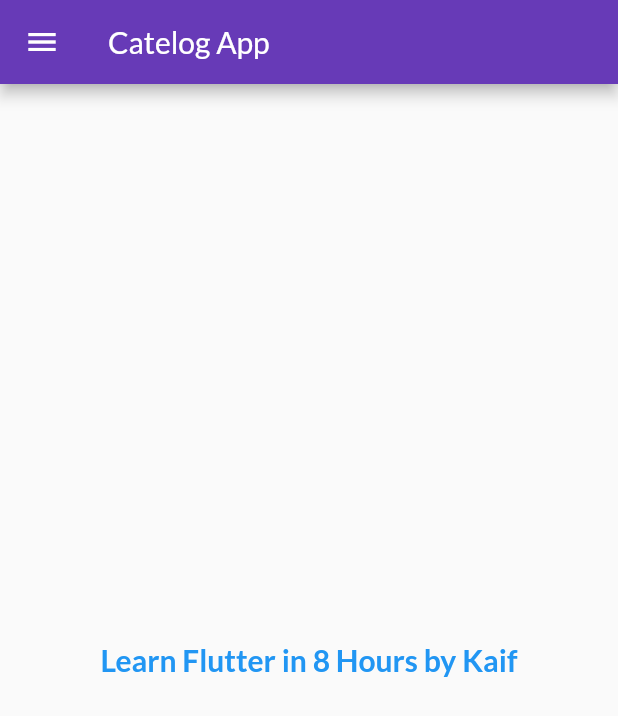
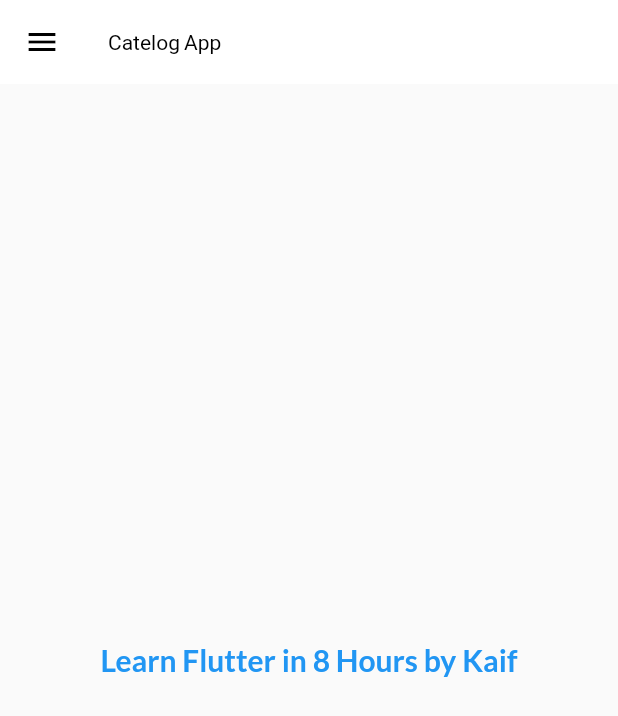
Before and after one commit to kaifmalek17/Catalog-App, a Flutter app: the screen it shows after launch, on a phone screen of 412 x 824 dp. Shown: the top 716 px of the screen. Run offline on Flutter 3.47's test engine with Material 2 defaults, Android fonts, the phone set to English and light mode, and no system bars; our stand-ins replace google_fonts.

Commit message:
themes extracted

```diff
--- a/lib/main.dart
+++ b/lib/main.dart
@@ -1,8 +1,8 @@
 import 'package:flutter/material.dart';
-import 'package:google_fonts/google_fonts.dart';
 import 'package:mine_app/pages/home_page.dart';
 import 'package:mine_app/pages/login_page.dart';
 import 'package:mine_app/utills/routes.dart';
+import 'package:mine_app/widgets/theme.dart';
 
 void main() {
   runApp(
@@ -17,13 +17,8 @@ class MyApp extends StatelessWidget {
   Widget build(BuildContext context) {
     return MaterialApp(
       themeMode: ThemeMode.light,
-      theme: ThemeData(
-        primarySwatch: Colors.deepPurple,
-        fontFamily: GoogleFonts.lato().fontFamily,
-      ),
-      darkTheme: ThemeData(
-        brightness: Brightness.dark,
-      ),
+      theme: Mytheme.lighttheme,
+      darkTheme: Mytheme.darktheme,
       debugShowCheckedModeBanner: false,
       initialRoute: MyRoutes.homeRoute,
       routes: {
--- /dev/null
+++ b/lib/widgets/theme.dart
@@ -0,0 +1,19 @@
+import 'package:flutter/material.dart';
+import 'package:google_fonts/google_fonts.dart';
+
+class Mytheme {
+  static ThemeData get lighttheme => ThemeData(
+        primarySwatch: Colors.deepPurple,
+        fontFamily: GoogleFonts.lato().fontFamily,
+        appBarTheme: const AppBarTheme(
+          color: Colors.white,
+          elevation: 0.0,
+          iconTheme: IconThemeData(color: Colors.black),
+          titleTextStyle: TextStyle(color: Colors.black),
+        ),
+      );
+
+  static ThemeData get darktheme => ThemeData(
+        brightness: Brightness.dark,
+      );
+}
```
